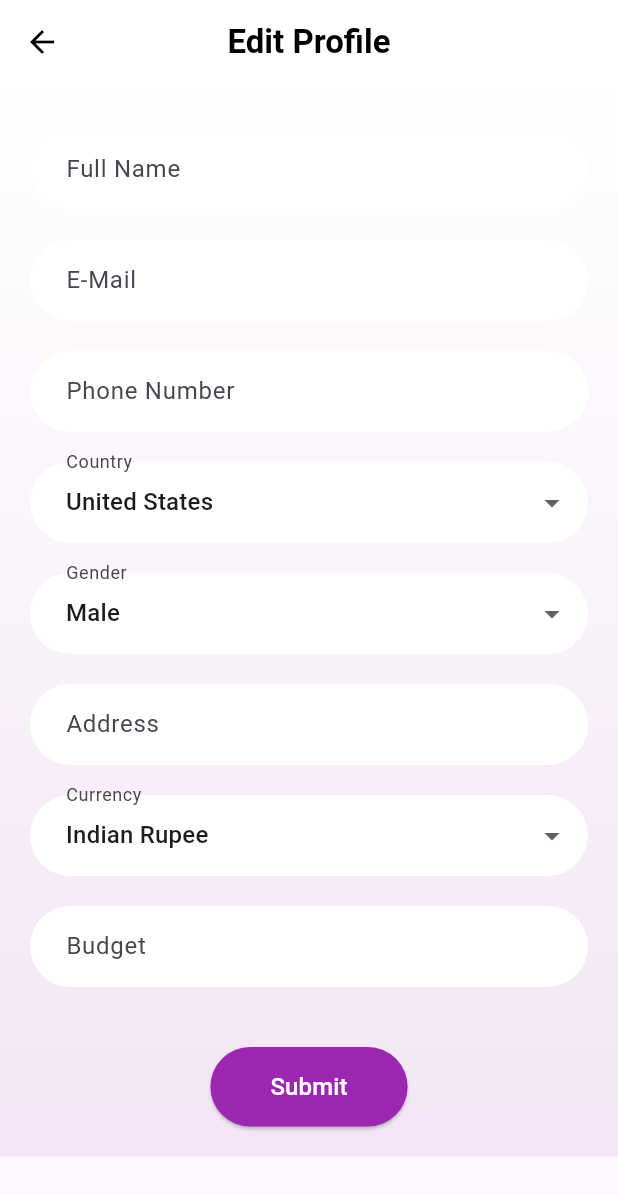
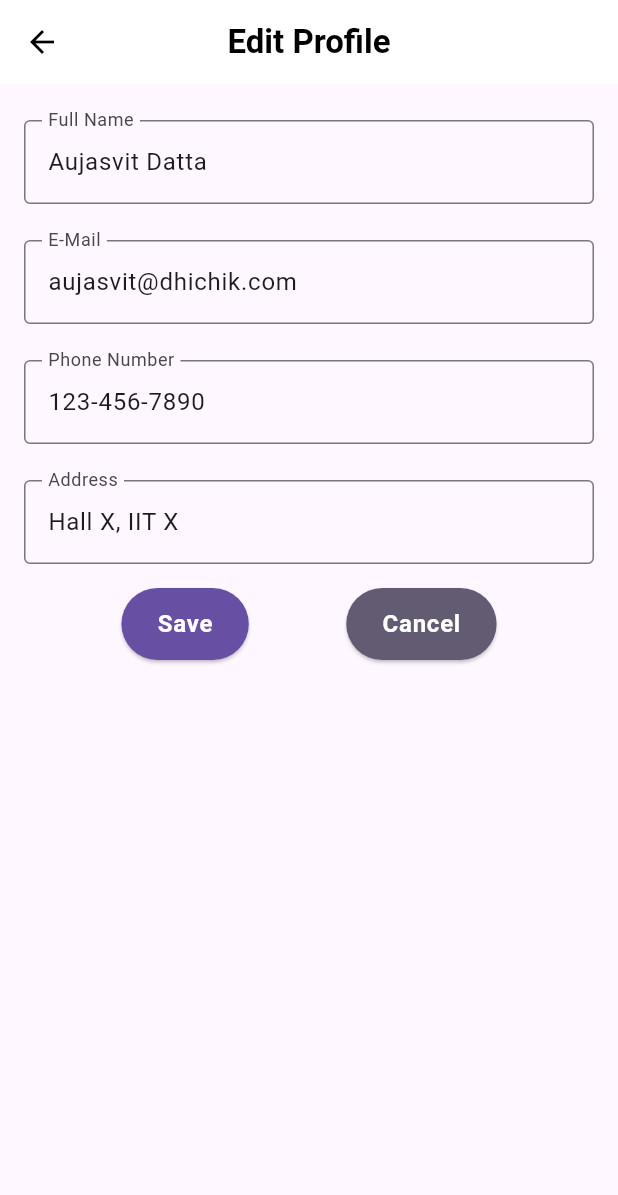
Before and after one commit to Runtime-Error-IITK/brokeo, a Flutter app: the EditProfilePage screen opened directly, on a phone screen of 412 x 824 dp. Shown: the top 1195 px of the screen. Run offline on Flutter 3.47's test engine with Material 3 defaults, Android fonts, the phone set to English and light mode, and no system bars; our stand-ins replace google_fonts, hooks_riverpod, intl_phone_field, sqflite; missing offline and left inert: currency_picker; accounts and stored records are empty.

Commit message:
Fixed Edit Profile Page, Deleted unnecesary entries

```diff
--- a/lib/frontend/profile_pages/edit_profile_page.dart
+++ b/lib/frontend/profile_pages/edit_profile_page.dart
@@ -6,6 +6,27 @@ class EditProfilePage extends StatefulWidget {
 }
 
 class _EditProfilePageState extends State<EditProfilePage> {
+  final TextEditingController _nameController = TextEditingController();
+  final TextEditingController _emailController = TextEditingController();
+  final TextEditingController _phoneController = TextEditingController();
+  final TextEditingController _addressController = TextEditingController();
+  final TextEditingController _budgetController = TextEditingController();
+
+  String? _selectedCountry = "India";
+  String? _selectedGender = "Male";
+  String? _selectedCurrency = "Indian Rupee";
+
+  @override
+  void initState() {
+    super.initState();
+    // Set default values
+    _nameController.text = "Aujasvit Datta";
+    _emailController.text = "aujasvit@dhichik.com";
+    _phoneController.text = "123-456-7890";
+    _addressController.text = "Hall X, IIT X";
+    _budgetController.text = "500";
+  }
+
   @override
   Widget build(BuildContext context) {
     return Scaffold(
@@ -25,42 +46,117 @@ class _EditProfilePageState extends State<EditProfilePage> {
         centerTitle: true,
       ),
       body: Container(
-        decoration: BoxDecoration(
-          gradient: LinearGradient(
-            colors: [Colors.white, Color(0xFFF3E5F5)],
-            begin: Alignment.topCenter,
-            end: Alignment.bottomCenter,
-          ),
-        ),
+        // decoration: BoxDecoration(
+        //   gradient: LinearGradient(
+        //     colors: [Colors.white, Color(0xFFF3E5F5)],
+        //     begin: Alignment.bottomCenter,
+        //     end: Alignment.topCenter,
+        //   ),
+        // ),
         child: Padding(
-          padding: EdgeInsets.all(20),
+          padding: EdgeInsets.all(16),
           child: SingleChildScrollView(
             child: Column(
+              crossAxisAlignment: CrossAxisAlignment.start,
               children: [
-                _buildTextField("Full Name", "Aujasvit Datta"),
-                _buildTextField("E-Mail", "aujasvit@dhichik.com"),
-                _buildTextField("Phone Number", "123-456-7890"),
-                _buildDropdownField("Country", ["United States", "India"]),
-                _buildDropdownField("Gender", ["Male", "Female"]),
-                _buildTextField("Address", "Hall X, IIT X"),
-                _buildDropdownField("Currency", ["Indian Rupee", "USD"]),
-                _buildTextField("Budget", "₹500"),
-                SizedBox(height: 30),
-                ElevatedButton(
-                  onPressed: () {
-                    // TODO: Save profile changes
-                  },
-                  child: Text(
-                    "Submit",
-                    style: TextStyle(color: Colors.white, fontSize: 16),
+                // Name Input
+
+                SizedBox(height: 8),
+                TextFormField(
+                  controller: _nameController,
+                  decoration: InputDecoration(
+                    labelText: "Full Name",
+                    border: OutlineInputBorder(),
                   ),
-                  style: ElevatedButton.styleFrom(
-                    backgroundColor: Colors.purple,
-                    padding: EdgeInsets.symmetric(vertical: 15, horizontal: 40),
-                    shape: RoundedRectangleBorder(
-                      borderRadius: BorderRadius.circular(30),
+                ),
+                SizedBox(height: 16),
+
+                // Email Input
+
+                SizedBox(height: 8),
+                TextFormField(
+                  controller: _emailController,
+                  decoration: InputDecoration(
+                    labelText: "E-Mail",
+                    border: OutlineInputBorder(),
+                  ),
+                  keyboardType: TextInputType.emailAddress,
+                ),
+                SizedBox(height: 16),
+
+                // Phone Input
+
+                SizedBox(height: 8),
+                TextFormField(
+                  controller: _phoneController,
+                  decoration: InputDecoration(
+                    labelText: "Phone Number",
+                    border: OutlineInputBorder(),
+                  ),
+                  keyboardType: TextInputType.phone,
+                ),
+                SizedBox(height: 16),
+
+                // Address Input
+                SizedBox(height: 8),
+                TextFormField(
+                  controller: _addressController,
+                  decoration: InputDecoration(
+                    labelText: "Address",
+                    border: OutlineInputBorder(),
+                  ),
+                ),
+                SizedBox(height: 16),
+
+
+                // Buttons
+                Row(
+                  mainAxisAlignment: MainAxisAlignment.spaceEvenly,
+                  children: [
+                    ElevatedButton(
+                      onPressed: () {
+                        // Save logic
+                        print("Name: ${_nameController.text}");
+                        print("Email: ${_emailController.text}");
+                        print("Phone: ${_phoneController.text}");
+                        print("Address: ${_addressController.text}");
+                        print("Budget: ${_budgetController.text}");
+                        print("Country: $_selectedCountry");
+                        print("Gender: $_selectedGender");
+                        print("Currency: $_selectedCurrency");
+                      },
+                      style: ElevatedButton.styleFrom(
+                        backgroundColor: Theme.of(context).colorScheme.primary,
+                        padding: EdgeInsets.symmetric(
+                            horizontal: 24.0, vertical: 12.0),
+                      ),
+                      child: Text(
+                        "Save",
+                        style: Theme.of(context).textTheme.bodyLarge?.copyWith(
+                              fontWeight: FontWeight.bold,
+                              color: Theme.of(context).colorScheme.onPrimary,
+                            ),
+                      ),
                     ),
-                  ),
+                    ElevatedButton(
+                      onPressed: () {
+                        // Cancel logic
+                        Navigator.pop(context);
+                      },
+                      style: ElevatedButton.styleFrom(
+                        backgroundColor: Theme.of(context).colorScheme.secondary,
+                        padding: EdgeInsets.symmetric(
+                            horizontal: 24.0, vertical: 12.0),
+                      ),
+                      child: Text(
+                        "Cancel",
+                        style: Theme.of(context).textTheme.bodyLarge?.copyWith(
+                              fontWeight: FontWeight.bold,
+                              color: Theme.of(context).colorScheme.onSecondary,
+                            ),
+                      ),
+                    ),
+                  ],
                 ),
               ],
             ),
@@ -69,55 +165,4 @@ class _EditProfilePageState extends State<EditProfilePage> {
       ),
     );
   }
-
-  Widget _buildTextField(String label, String placeholder) {
-    return Padding(
-      padding: const EdgeInsets.symmetric(vertical: 10),
-      child: TextField(
-        decoration: InputDecoration(
-          labelText: label,
-          hintText: placeholder,
-          filled: true,
-          fillColor: Colors.white,
-          border: OutlineInputBorder(
-            borderRadius: BorderRadius.circular(30),
-            borderSide: BorderSide.none,
-          ),
-          contentPadding: EdgeInsets.symmetric(vertical: 15, horizontal: 20),
-        ),
-      ),
-    );
-  }
-
-  Widget _buildDropdownField(String label, List<String> options) {
-    String? selectedValue = options.first;
-
-    return Padding(
-      padding: const EdgeInsets.symmetric(vertical: 10),
-      child: DropdownButtonFormField<String>(
-        value: selectedValue,
-        decoration: InputDecoration(
-          labelText: label,
-          filled: true,
-          fillColor: Colors.white,
-          border: OutlineInputBorder(
-            borderRadius: BorderRadius.circular(30),
-            borderSide: BorderSide.none,
-          ),
-          contentPadding: EdgeInsets.symmetric(vertical: 15, horizontal: 20),
-        ),
-        items: options
-            .map((option) => DropdownMenuItem(
-                  value: option,
-                  child: Text(option),
-                ))
-            .toList(),
-        onChanged: (value) {
-          setState(() {
-            selectedValue = value;
-          });
-        },
-      ),
-    );
-  }
 }
```
Also changed, not shown: lib/frontend/profile_pages/budget_page.dart (+35 -67 lines), 13 other files.
